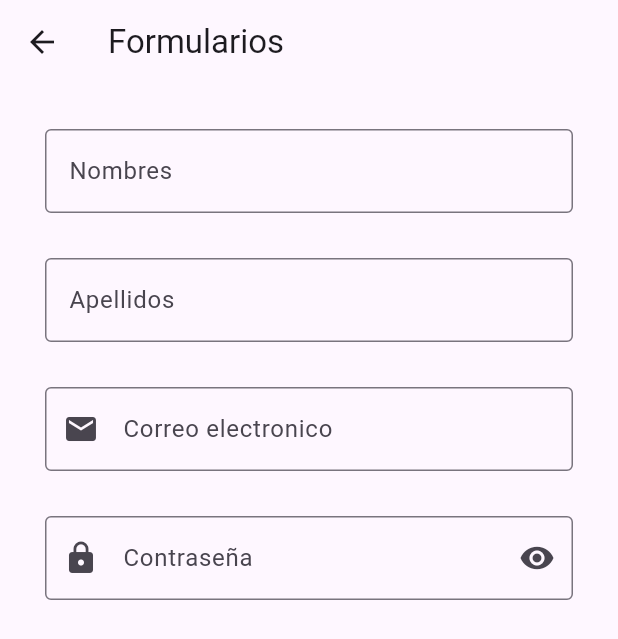
After one commit to gmcruzgonzabay/Programacion-Movil-V, a Flutter app: the screen it shows after launch, after a tap on "Formularios", on a phone screen of 412 x 824 dp. The commit adds this screen. Shown: the top 639 px of the screen. Run offline on Flutter 3.47's test engine with Material 3 defaults, Android fonts, the phone set to English and light mode, and no system bars; missing offline and left inert: smooth_avatar.

Commit message:
formulario

```diff
--- /dev/null
+++ b/ecotec_app/lib/screens/forms_screen.dart
@@ -0,0 +1,47 @@
+import 'package:ecotec_app/widgets/campos_widgets.dart';
+import 'package:flutter/material.dart';
+
+class FormsScreen extends StatelessWidget {
+  const FormsScreen({super.key});
+
+  @override
+  Widget build(BuildContext context) {
+    return Scaffold(
+      appBar: AppBar(title: Text('Formularios')),
+      body: Padding(
+        padding: const EdgeInsets.all(30.0),
+        child: Form(
+          child: Column(
+            children: [
+              CampoTexto(etiqueta: 'Nombres', textoAyuda: 'Ingresar nombres'),
+              SizedBox(height: 30),
+              CampoTexto(etiqueta: 'Apellidos', textoAyuda: 'Ingresa Apellido'),
+
+              SizedBox(height: 30),
+
+              TextFormField(
+                keyboardType: TextInputType.emailAddress,
+                decoration: InputDecoration(
+                  labelText: 'Correo electronico',
+                  hintText: 'ejemplo@correo.com',
+                  prefixIcon: Icon(Icons.mail),
+                  border: OutlineInputBorder(),
+                ),
+              ),
+              SizedBox(height: 30),
+              TextFormField(
+                decoration: InputDecoration(
+                  labelText: 'Contraseña',
+
+                  prefixIcon: Icon(Icons.lock),
+                  suffixIcon: Icon(Icons.visibility),
+                  border: OutlineInputBorder(),
+                ),
+              ),
+            ],
+          ),
+        ),
+      ),
+    );
+  }
+}
--- a/ecotec_app/lib/screens/home_screen.dart
+++ b/ecotec_app/lib/screens/home_screen.dart
@@ -1,3 +1,4 @@
+import 'package:ecotec_app/screens/forms_screen.dart';
 import 'package:ecotec_app/screens/imagenes_screen.dart';
 import 'package:ecotec_app/screens/texto_screen.dart';
 import 'package:flutter/material.dart';
@@ -58,6 +59,26 @@ class HomeScreen extends StatelessWidget {
             trailing: Icon(Icons.arrow_forward),
           ),
 
+
+ ListTile(
+            leading: Icon(Icons.border_outer_outlined),
+            title: Text('Formularios'),
+            trailing: Icon(Icons.arrow_forward),
+   onTap: () {
+              debugPrint('Navegando a la pantalla de formularios');
+              Navigator.push(
+                context,
+                MaterialPageRoute(builder: (context) => FormsScreen()),
+              );
+
+              debugPrint('Navego siguiente pantalla');
+            },
+
+          ),
+
+
+
+
           Text('Botones'),
         ],
       ),
--- /dev/null
+++ b/ecotec_app/lib/widgets/campos_widgets.dart
@@ -0,0 +1,21 @@
+
+
+
+import 'package:flutter/material.dart';
+
+class CampoTexto extends StatelessWidget {
+  final String etiqueta;
+  final String textoAyuda;
+
+  const new({super.key, required this.etiqueta, required this.textoAyuda});
+
+  @override
+  Widget build(BuildContext context) {
+    return TextFormField(
+      decoration: InputDecoration(
+        labelText: etiqueta,
+        border: OutlineInputBorder(),
+      ),
+    );
+  }
+}
```
Also changed, not shown: proyectocss/jsconfig.json (added, +23 -0 lines), 86 other files.
